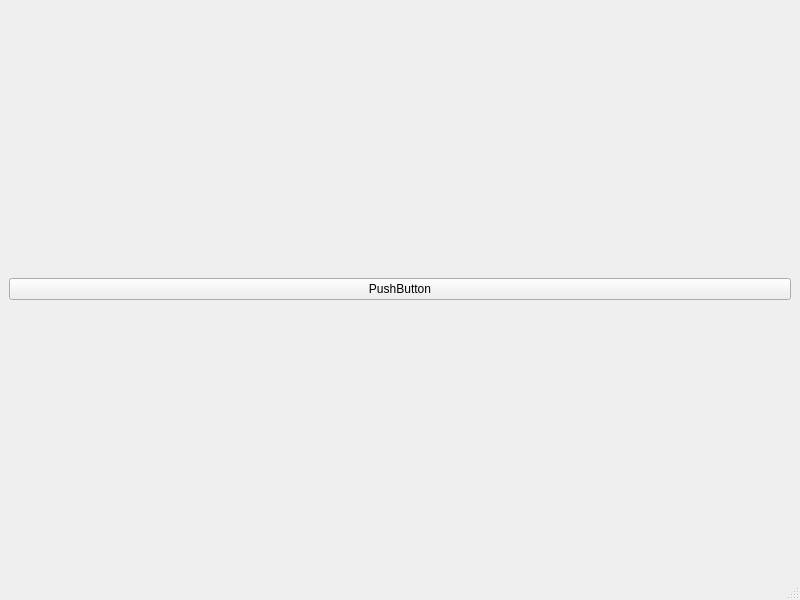
DOCtorKamski/gifmanager, file mainwindow.ui: the form before one commit.
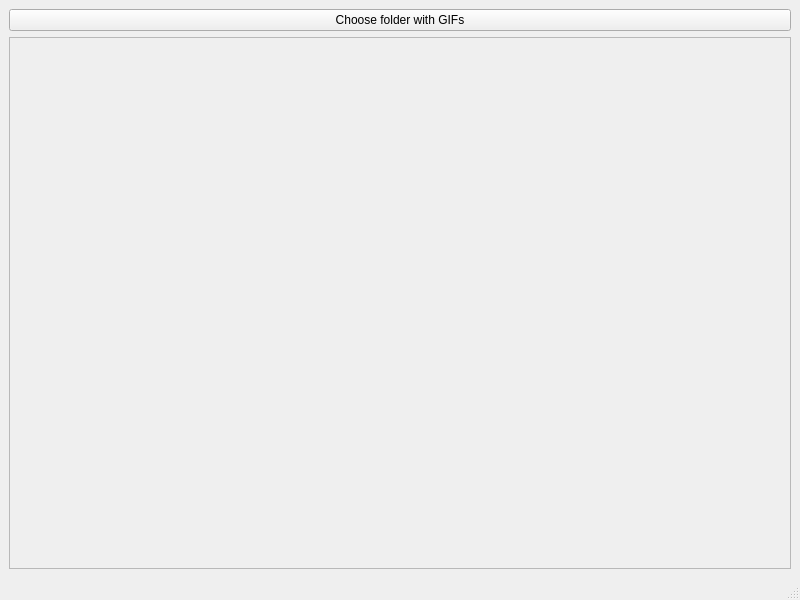
The form after the commit.

Commit message: make chooseFolder; resize GIFs to dafault size; right click copy GIF to clipboard

```diff
--- a/mainwindow.ui
+++ b/mainwindow.ui
@@ -14,20 +14,31 @@
    <string>MainWindow</string>
   </property>
   <widget class="QWidget" name="centralwidget">
-   <layout class="QHBoxLayout" name="horizontalLayout">
+   <layout class="QVBoxLayout" name="verticalLayout">
     <item>
-     <layout class="QGridLayout" name="gridLayout"/>
+     <widget class="QPushButton" name="chooseButton">
+      <property name="text">
+       <string>Choose folder with GIFs</string>
+      </property>
+     </widget>
     </item>
     <item>
-     <layout class="QVBoxLayout" name="verticalLayout">
-      <item>
-       <widget class="QPushButton" name="pushButton">
-        <property name="text">
-         <string>PushButton</string>
-        </property>
-       </widget>
-      </item>
-     </layout>
+     <widget class="QScrollArea" name="scrollArea">
+      <property name="widgetResizable">
+       <bool>true</bool>
+      </property>
+      <widget class="QWidget" name="containerWidget">
+       <property name="geometry">
+        <rect>
+         <x>0</x>
+         <y>0</y>
+         <width>780</width>
+         <height>509</height>
+        </rect>
+       </property>
+       <layout class="QGridLayout" name="gridLayout"/>
+      </widget>
+     </widget>
     </item>
    </layout>
   </widget>
```
The commit also changes 2 other files.
